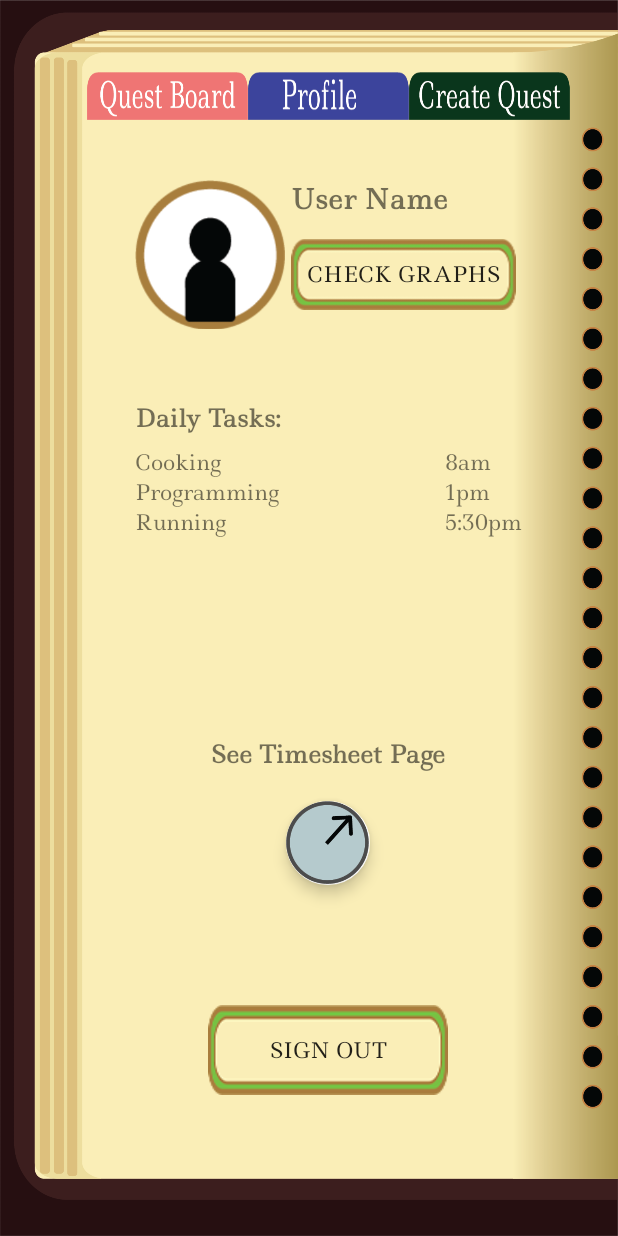
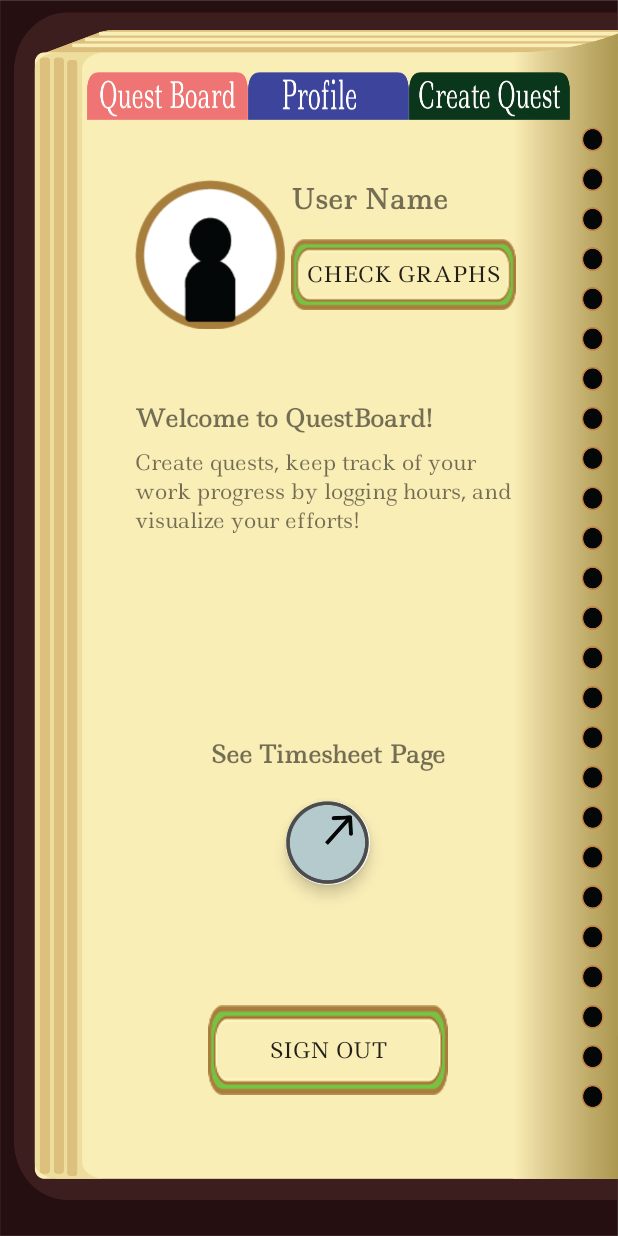
Before and after one commit to Rikiflame01/OPSC_POE-2024-S6, an Android app built with Jetpack Compose: the screen it shows after launch once a user with an empty profile is signed in (Profile), on a phone screen of 412 x 824 dp. Run offline under Robolectric (Android 15) with nearby library versions, the phone set to English and light mode, and no system bars; our stand-ins replace Firebase (no records; nobody signed in at launch, a user with empty details on screens opened directly).

Commit message:
Update activity_profile.xml

```diff
--- a/app/src/main/res/layout/activity_profile.xml
+++ b/app/src/main/res/layout/activity_profile.xml
@@ -127,11 +127,11 @@
 
                 <!-- Title: Daily Tasks -->
                 <TextView
-                    android:id="@+id/dailyTasksTitle"
+                    android:id="@+id/welcomeTitle"
                     android:layout_width="wrap_content"
                     android:layout_height="wrap_content"
                     android:fontFamily="@font/ledger"
-                    android:text="Daily Tasks:"
+                    android:text="Welcome to QuestBoard!"
                     android:textSize="16sp"
                     android:textStyle="bold"
                     app:layout_constraintStart_toStartOf="parent"
@@ -140,66 +140,23 @@
                 <!-- Tasks Column (To Do) -->
                 <LinearLayout
                     android:id="@+id/tasksColumn"
-                    android:layout_width="wrap_content"
-                    android:layout_height="wrap_content"
+                    android:layout_width="272dp"
+                    android:layout_height="145dp"
                     android:layout_marginTop="8dp"
                     android:orientation="vertical"
                     app:layout_constraintStart_toStartOf="parent"
-                    app:layout_constraintTop_toBottomOf="@id/dailyTasksTitle">
+                    app:layout_constraintTop_toBottomOf="@id/welcomeTitle">
 
                     <TextView
                         android:id="@+id/task1"
-                        android:layout_width="wrap_content"
-                        android:layout_height="wrap_content"
+                        android:layout_width="257dp"
+                        android:layout_height="match_parent"
                         android:fontFamily="@font/ledger"
-                        android:text="Cooking" />
+                        android:text="Create quests, keep track of your work progress by logging hours, and visualize your efforts!" />
 
-                    <TextView
-                        android:id="@+id/task2"
-                        android:layout_width="wrap_content"
-                        android:layout_height="wrap_content"
-                        android:fontFamily="@font/ledger"
-                        android:text="Programming" />
-
-                    <TextView
-                        android:id="@+id/task3"
-                        android:layout_width="wrap_content"
-                        android:layout_height="wrap_content"
-                        android:fontFamily="@font/ledger"
-                        android:text="Running" />
                 </LinearLayout>
 
                 <!-- Schedule Column -->
-                <LinearLayout
-                    android:id="@+id/scheduleColumn"
-                    android:layout_width="wrap_content"
-                    android:layout_height="wrap_content"
-                    android:layout_marginTop="8dp"
-                    android:orientation="vertical"
-                    app:layout_constraintEnd_toEndOf="parent"
-                    app:layout_constraintTop_toBottomOf="@id/dailyTasksTitle">
-
-                    <TextView
-                        android:id="@+id/time1"
-                        android:layout_width="wrap_content"
-                        android:layout_height="wrap_content"
-                        android:fontFamily="@font/ledger"
-                        android:text="8am" />
-
-                    <TextView
-                        android:id="@+id/time2"
-                        android:layout_width="wrap_content"
-                        android:layout_height="wrap_content"
-                        android:fontFamily="@font/ledger"
-                        android:text="1pm" />
-
-                    <TextView
-                        android:id="@+id/time3"
-                        android:layout_width="wrap_content"
-                        android:layout_height="wrap_content"
-                        android:fontFamily="@font/ledger"
-                        android:text="5:30pm" />
-                </LinearLayout>
             </androidx.constraintlayout.widget.ConstraintLayout>
 
             <!-- Title: See Timesheet Page -->
```
